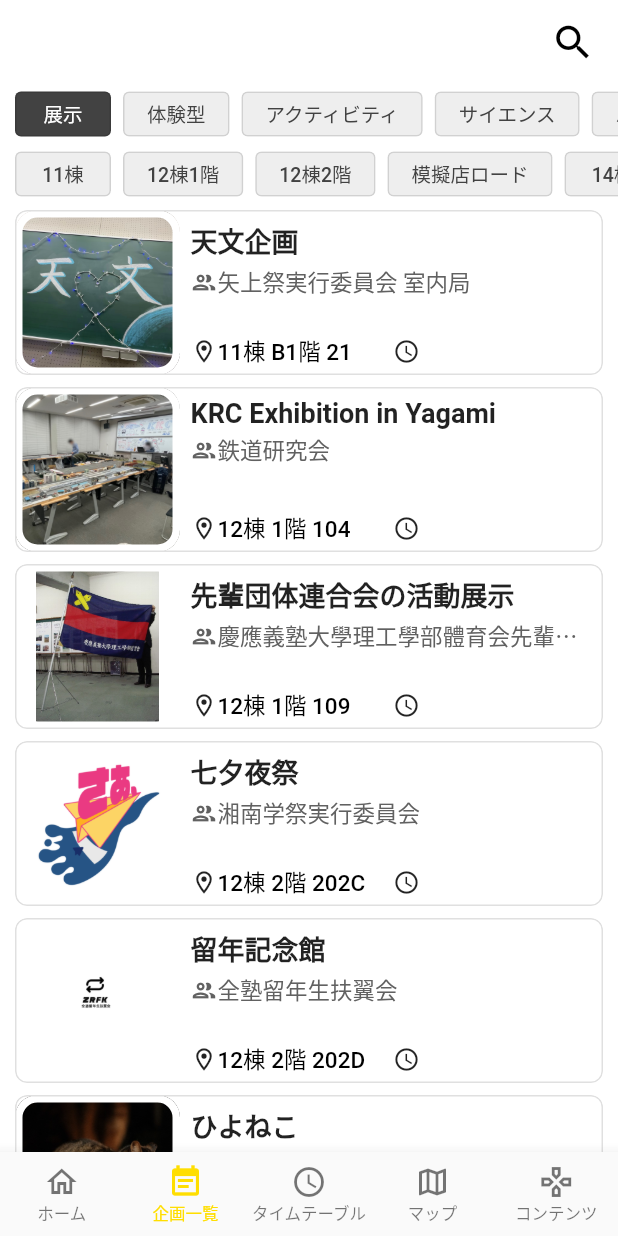
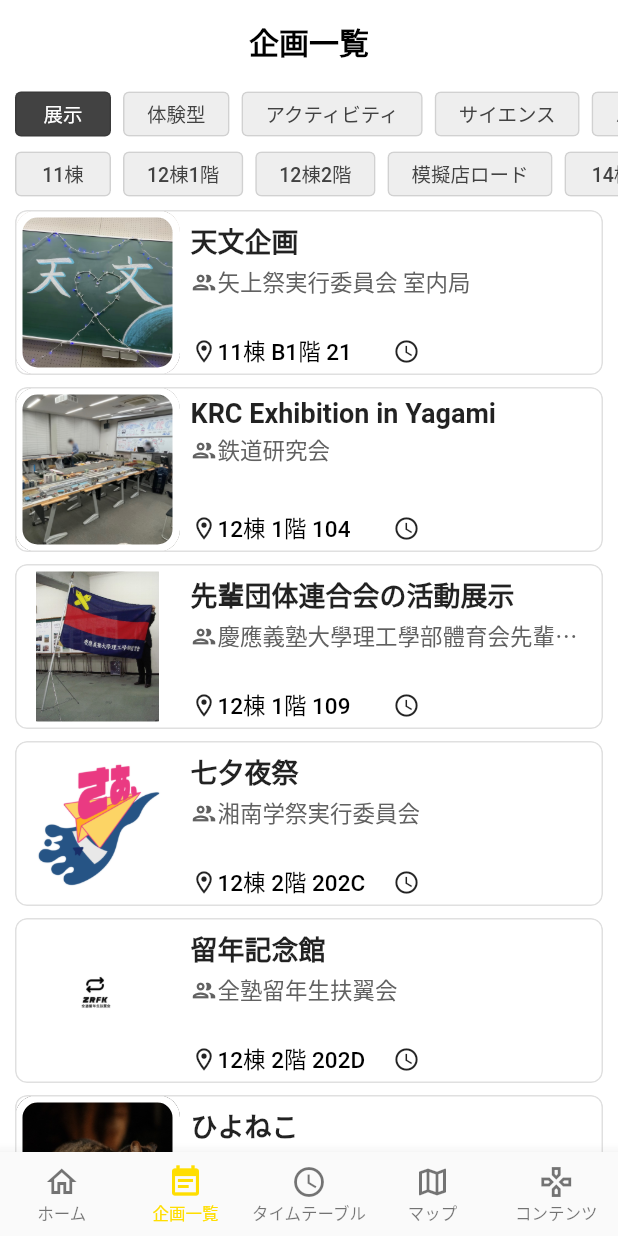
Before and after one commit to yuga-jp/yagamy, a Flutter app: the ProjectsPage screen opened by its route, after a tap on "展示", on a phone screen of 412 x 824 dp. Run offline on Flutter 3.47's test engine with Material 2 defaults, Android fonts, the phone set to English and light mode, and no system bars; our stand-ins replace flutter_riverpod, flutter_svg, font_awesome_flutter, freezed_annotation, go_router; missing offline and left inert: mobile_scanner; network calls fail.

Commit message:
remove ProjectsPlaceBody class

```diff
--- a/lib/constant/theme/projects_body_place_theme.dart
+++ b/lib/constant/theme/projects_body_theme.dart
@@ -1,7 +1,7 @@
 import 'package:flutter/material.dart';
 
-class ProjectsPlaceBodyTheme extends ThemeExtension<ProjectsPlaceBodyTheme> {
-  const ProjectsPlaceBodyTheme({
+class ProjectsBodyTheme extends ThemeExtension<ProjectsBodyTheme> {
+  const ProjectsBodyTheme({
     required this.backgroundBaseColor,
     required this.gradientStartColor,
     required this.gradientEndColor,
@@ -12,12 +12,12 @@ class ProjectsPlaceBodyTheme extends ThemeExtension<ProjectsPlaceBodyTheme> {
   final Color? gradientEndColor;
 
   @override
-  ProjectsPlaceBodyTheme copyWith({
+  ProjectsBodyTheme copyWith({
     Color? backgroundBaseColor,
     Color? gradientStartColor,
     Color? gradientEndColor,
   }) {
-    return ProjectsPlaceBodyTheme(
+    return ProjectsBodyTheme(
       backgroundBaseColor: backgroundBaseColor ?? this.backgroundBaseColor,
       gradientStartColor: gradientStartColor ?? this.gradientStartColor,
       gradientEndColor: gradientEndColor ?? this.gradientEndColor,
@@ -25,11 +25,11 @@ class ProjectsPlaceBodyTheme extends ThemeExtension<ProjectsPlaceBodyTheme> {
   }
 
   @override
-  ProjectsPlaceBodyTheme lerp(ProjectsPlaceBodyTheme? other, double t) {
-    if (other is! ProjectsPlaceBodyTheme) {
+  ProjectsBodyTheme lerp(ProjectsBodyTheme? other, double t) {
+    if (other is! ProjectsBodyTheme) {
       return this;
     }
-    return ProjectsPlaceBodyTheme(
+    return ProjectsBodyTheme(
       backgroundBaseColor:
           Color.lerp(backgroundBaseColor, other.backgroundBaseColor, t),
       gradientStartColor:
--- a/lib/constant/theme/theme.dart
+++ b/lib/constant/theme/theme.dart
@@ -1,5 +1,5 @@
 import 'package:flutter/material.dart';
-import 'package:yagamy/constant/theme/projects_body_place_theme.dart';
+import 'package:yagamy/constant/theme/projects_body_theme.dart';
 
 import 'package:yagamy/constant/theme/search_button_theme.dart';
 import 'package:yagamy/constant/theme/execute_button_theme.dart';
@@ -89,7 +89,7 @@ class AppTheme {
           tileMode: TileMode.clamp,
         ),
       ),
-      ProjectsPlaceBodyTheme(
+      ProjectsBodyTheme(
         backgroundBaseColor: Color.fromRGBO(255, 255, 255, 0.25),
         gradientStartColor: Colors.transparent,
         gradientEndColor: Color.fromRGBO(255, 255, 255, 1.0),
--- a/lib/model/searcher_prop.dart
+++ b/lib/model/searcher_prop.dart
@@ -31,4 +31,8 @@ enum SearcherProp {
   bool isCategoryProp() {
     return type == SearcherType.categories;
   }
+
+  bool isPlaceProp() {
+    return type == SearcherType.places;
+  }
 }
--- a/lib/view/page/projects/projects.dart
+++ b/lib/view/page/projects/projects.dart
@@ -11,7 +11,6 @@ import 'package:yagamy/view/common/ui_part/shimmer/shimmer.dart';
 import 'package:yagamy/view/common/ui_part/shimmer/shimmer_loading.dart';
 import 'package:yagamy/view/page/projects/ui_part/project_card_loading.dart';
 import 'package:yagamy/view/page/projects/ui_part/projects_body.dart';
-import 'package:yagamy/view/page/projects/ui_part/projects_place_body.dart';
 
 class ProjectsPage extends ConsumerStatefulWidget {
   const ProjectsPage({Key? key}) : super(key: key);
@@ -61,10 +60,18 @@ class _ProjectsPageState extends ConsumerState<ProjectsPage> {
             ref.watch(selectedSearcherProvider);
 
         return selectedSearcher == SearcherProp.initial
-            ? ProjectsBody(projects: projects)
+            ? ProjectsBody(
+                searcherProp: selectedSearcher,
+                projects: projects,
+                backgroundImageUrl: '',
+              )
             : selectedSearcher.isCategoryProp()
-                ? ProjectsBody(projects: filteredProjects)
-                : ProjectsPlaceBody(
+                ? ProjectsBody(
+                    searcherProp: selectedSearcher,
+                    projects: filteredProjects,
+                    backgroundImageUrl: '',
+                  )
+                : ProjectsBody(
                     searcherProp: selectedSearcher,
                     projects: filteredProjects,
                     backgroundImageUrl: 'https://picsum.photos/1200',
--- a/lib/view/page/projects/ui_part/projects_body.dart
+++ b/lib/view/page/projects/ui_part/projects_body.dart
@@ -1,36 +1,96 @@
 import 'package:flutter/material.dart';
+import 'package:flutter/rendering.dart';
 
 import 'package:flutter_riverpod/flutter_riverpod.dart';
 import 'package:go_router/go_router.dart';
+import 'package:yagamy/constant/theme/projects_body_theme.dart';
 
 import 'package:yagamy/model/project/project.dart';
+import 'package:yagamy/model/searcher_prop.dart';
 import 'package:yagamy/view/page/projects/ui_part/project_card.dart';
 import 'package:yagamy/view/page/projects/ui_part/search_button_bar.dart';
 
 class ProjectsBody extends ConsumerWidget {
   const ProjectsBody({
+    required this.searcherProp,
     required this.projects,
+    required this.backgroundImageUrl,
     super.key,
   });
 
+  final SearcherProp searcherProp;
   final List<Project> projects;
+  final String backgroundImageUrl;
 
   @override
   Widget build(BuildContext context, WidgetRef ref) {
-    return CustomScrollView(
-      physics: const ScrollPhysics(parent: AlwaysScrollableScrollPhysics()),
+    final ProjectsBodyTheme currentTheme =
+        Theme.of(context).extension<ProjectsBodyTheme>()!;
+    return Stack(
+      alignment: AlignmentDirectional.topCenter,
+      children: [
+        !searcherProp.isPlaceProp()
+            ? const SizedBox.shrink()
+            : ShaderMask(
+                shaderCallback: (Rect bounds) {
+                  return LinearGradient(
+                    begin: Alignment.topCenter,
+                    end: Alignment.bottomCenter,
+                    colors: [
+                      currentTheme.gradientStartColor!,
+                      currentTheme.gradientEndColor!,
+                    ],
+                    stops: const [0.0, 0.9],
+                  ).createShader(bounds);
+                },
+                blendMode: BlendMode.srcOver,
+                child: Image.network(
+                  backgroundImageUrl,
+                  fit: BoxFit.fitWidth,
+                ),
+              ),
+        Material(
+          color: currentTheme.backgroundBaseColor,
+          child: CustomScrollView(
+            physics:
+                const ScrollPhysics(parent: AlwaysScrollableScrollPhysics()),
             slivers: <Widget>[
-        const SliverAppBar(
-          actions: <Widget>[
-            Icon(Icons.search),
-            SizedBox(width: 15),
-          ],
-          bottom: PreferredSize(
+              SliverLayoutBuilder(
+                builder: (BuildContext context, SliverConstraints constraints) {
+                  return SliverAppBar(
+                    title: const Text('企画一覧'),
+                    bottom: const PreferredSize(
                       preferredSize: Size.fromHeight(80),
                       child: SearchButtonBar(),
                     ),
+                    elevation: !searcherProp.isPlaceProp() ? null : 0.0,
+                    scrolledUnderElevation:
+                        !searcherProp.isPlaceProp() ? null : 0.0,
+                    backgroundColor: currentTheme.gradientEndColor!.withOpacity(
+                        (constraints.scrollOffset / 200).clamp(0.0, 1.0)),
+                    centerTitle: true,
                     floating: true,
                     pinned: true,
+                  );
+                },
+              ),
+              !searcherProp.isPlaceProp()
+                  ? const SliverToBoxAdapter()
+                  : SliverToBoxAdapter(
+                      child: SizedBox(
+                        height: 180,
+                        child: Column(
+                          mainAxisAlignment: MainAxisAlignment.end,
+                          children: [
+                            Text(
+                              searcherProp.name,
+                              style: const TextStyle(
+                                  fontSize: 32, fontWeight: FontWeight.w600),
+                            ),
+                            const SizedBox(height: 20)
+                          ],
+                        ),
+                      ),
                     ),
               SliverFixedExtentList(
                 itemExtent: 118.0,
@@ -40,7 +100,8 @@ class ProjectsBody extends ConsumerWidget {
                     return ProjectCard(
                       project: project,
                       onTap: () {
-                  GoRouter.of(context).go('/projects/project/${project.id}');
+                        GoRouter.of(context)
+                            .go('/projects/project/${project.id}');
                       },
                     );
                   },
@@ -48,6 +109,9 @@ class ProjectsBody extends ConsumerWidget {
                 ),
               ),
             ],
+          ),
+        ),
+      ],
     );
   }
 }
```
Also changed, not shown: lib/view/page/projects/ui_part/projects_place_body.dart (deleted, +0 -111 lines). Lines whose indentation alone changed are shown as unchanged.
